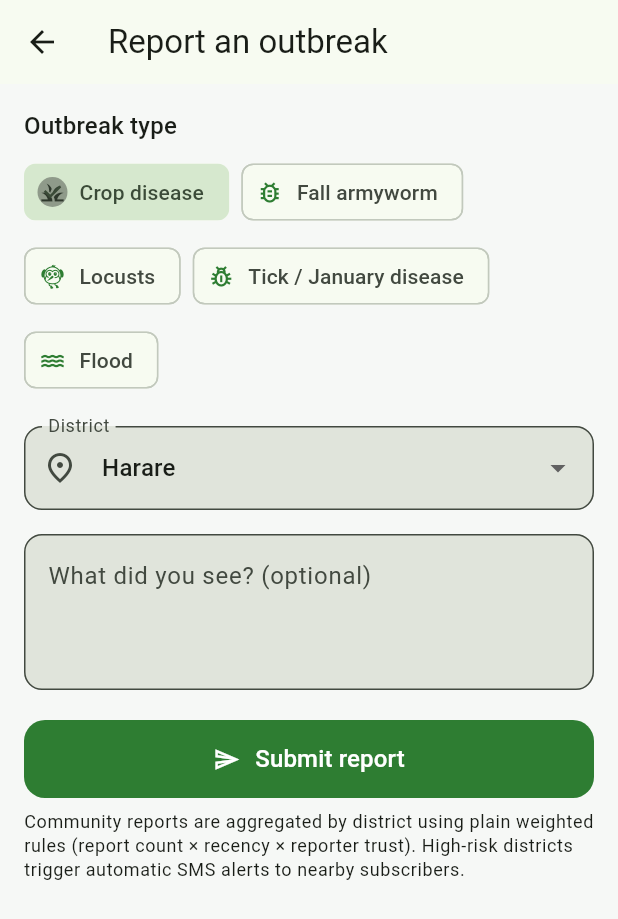
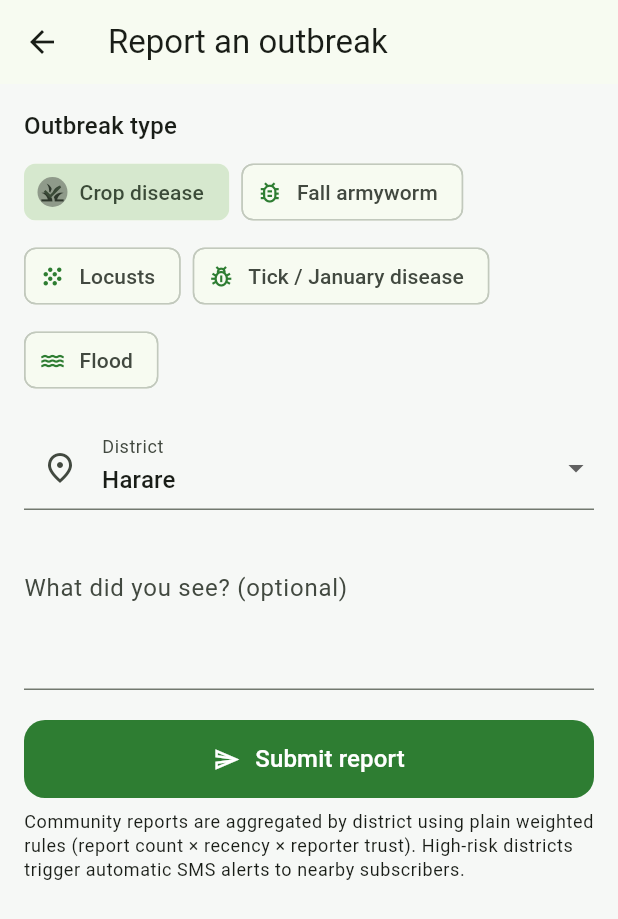
Before and after one commit to Lesruez93/RimaAi, a Flutter app: the ReportOutbreakScreen screen opened directly, on a phone screen of 412 x 824 dp. Shown: the top 919 px of the screen. Run offline on Flutter 3.47's test engine with Material 3 defaults, Android fonts, the phone set to English and light mode, and no system bars; our stand-ins replace flutter_map, image_picker, latlong2, shared_preferences; accounts and stored records are empty; network calls fail.

Commit message:
fix(app): portability — drop renamed theme-data overrides, pin flutter_map 7, safe icon
- Remove AppBarTheme/CardTheme/InputDecorationTheme overrides (renamed to *Data
  in Flutter 3.29) to keep the theme portable across Flutter versions
- Bump flutter_map to ^7.0.2 (6.x predates Dart 3.6); drop unused go_router
- Replace a non-existent Icons value for the locusts outbreak type

Co-Authored-By: Claude Opus 4.8 <noreply@anthropic.com>
Claude-Session: https://claude.ai/code/session_013ESvyx7HJEFbKmgevUuApW

```diff
--- a/app/lib/core/constants/app_constants.dart
+++ b/app/lib/core/constants/app_constants.dart
@@ -17,7 +17,7 @@ abstract final class AppConstants {
   static const outbreakTypes = <OutbreakType>[
     OutbreakType('crop_disease', 'Crop disease', Icons.grass_outlined),
     OutbreakType('armyworm', 'Fall armyworm', Icons.bug_report_outlined),
-    OutbreakType('locusts', 'Locusts', Icons.flutter_dash_outlined),
+    OutbreakType('locusts', 'Locusts', Icons.grain),
     OutbreakType('tick_disease', 'Tick / January disease', Icons.pest_control_outlined),
     OutbreakType('flood', 'Flood', Icons.water_outlined),
   ];
--- a/app/pubspec.yaml
+++ b/app/pubspec.yaml
@@ -15,10 +15,8 @@ dependencies:
   provider: ^6.1.2
   # Networking
   http: ^1.2.1
-  # Routing
-  go_router: ^14.2.0
   # Outbreak heat map (OpenStreetMap tiles)
-  flutter_map: ^6.1.0
+  flutter_map: ^7.0.2
   latlong2: ^0.9.1
   # Scan image capture
   image_picker: ^1.1.2
```
Also changed, not shown: app/lib/core/theme/app_theme.dart (+4 -12 lines), 1 other file.
